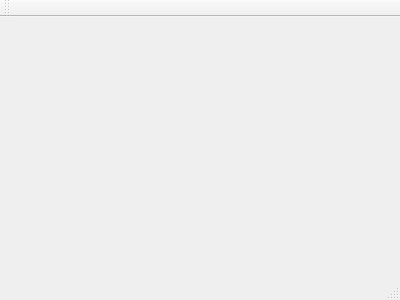
Old version of the form mainwindow.ui in the repository rasgo-cc/DamnSimpleXML.
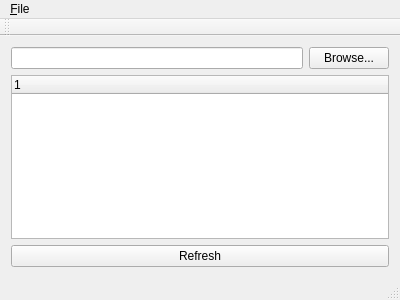
New version of the form. Custom widgets are drawn as their Qt base class.

```diff
--- a/mainwindow.ui
+++ b/mainwindow.ui
@@ -12,13 +12,88 @@
   <property name="windowTitle" >
    <string>MainWindow</string>
   </property>
-  <widget class="QMenuBar" name="menuBar" />
-  <widget class="QToolBar" name="mainToolBar" />
-  <widget class="QWidget" name="centralWidget" />
-  <widget class="QStatusBar" name="statusBar" />
+  <widget class="QWidget" name="centralWidget">
+   <layout class="QHBoxLayout" name="horizontalLayout_2">
+    <item>
+     <layout class="QVBoxLayout" name="verticalLayout">
+      <item>
+       <layout class="QHBoxLayout" name="horizontalLayout">
+        <item>
+         <widget class="QLineEdit" name="filePath_lineEdit">
+          <property name="readOnly">
+           <bool>true</bool>
+          </property>
+         </widget>
+        </item>
+        <item>
+         <widget class="QPushButton" name="browse_pushButton">
+          <property name="text">
+           <string>Browse...</string>
+          </property>
+         </widget>
+        </item>
+       </layout>
+      </item>
+      <item>
+       <widget class="XmlTreeWidget" name="treeWidget">
+        <column>
+         <property name="text">
+          <string notr="true">1</string>
+         </property>
+        </column>
+       </widget>
+      </item>
+      <item>
+       <widget class="QPushButton" name="refresh_pushButton">
+        <property name="text">
+         <string>Refresh</string>
+        </property>
+       </widget>
+      </item>
+     </layout>
+    </item>
+   </layout>
+  </widget>
+  <widget class="QMenuBar" name="menuBar">
+   <property name="geometry">
+    <rect>
+     <x>0</x>
+     <y>0</y>
+     <width>400</width>
+     <height>21</height>
+    </rect>
+   </property>
+   <widget class="QMenu" name="menu_File">
+    <property name="title">
+     <string>&amp;File</string>
+    </property>
+    <addaction name="actionE_xit"/>
+   </widget>
+   <addaction name="menu_File"/>
+  </widget>
+  <widget class="QToolBar" name="mainToolBar">
+   <attribute name="toolBarArea">
+    <enum>TopToolBarArea</enum>
+   </attribute>
+   <attribute name="toolBarBreak">
+    <bool>false</bool>
+   </attribute>
+  </widget>
+  <widget class="QStatusBar" name="statusBar"/>
+  <action name="actionE_xit">
+   <property name="text">
+    <string>E&amp;xit</string>
+   </property>
+  </action>
  </widget>
- <layoutDefault spacing="6" margin="11" />
- <pixmapfunction></pixmapfunction>
+ <layoutdefault spacing="6" margin="11"/>
+ <customwidgets>
+  <customwidget>
+   <class>XmlTreeWidget</class>
+   <extends>QTreeWidget</extends>
+   <header>xmltreewidget.h</header>
+  </customwidget>
+ </customwidgets>
  <resources/>
  <connections/>
 </ui>
```
Left out of the diff: 7 changed lines with no effect on the pictures.
